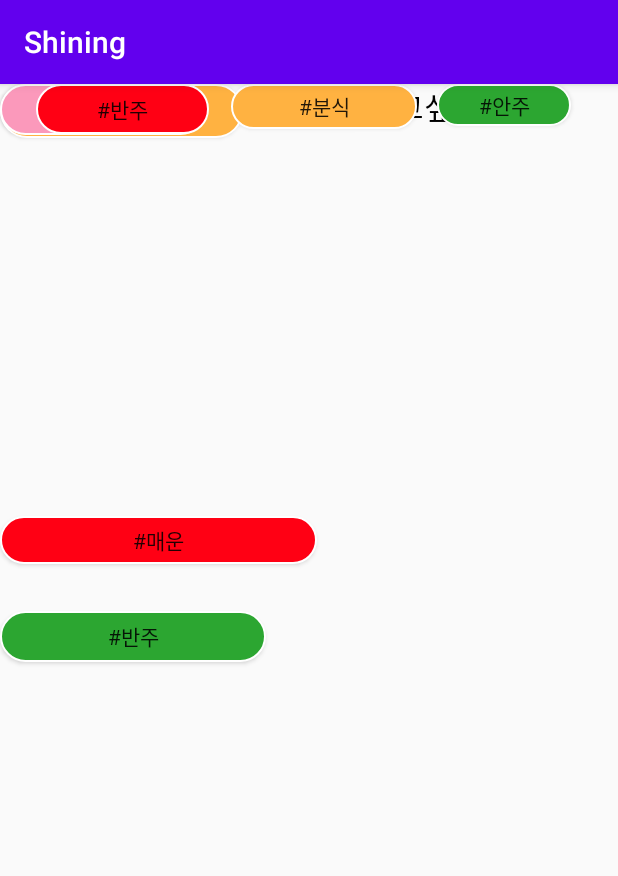
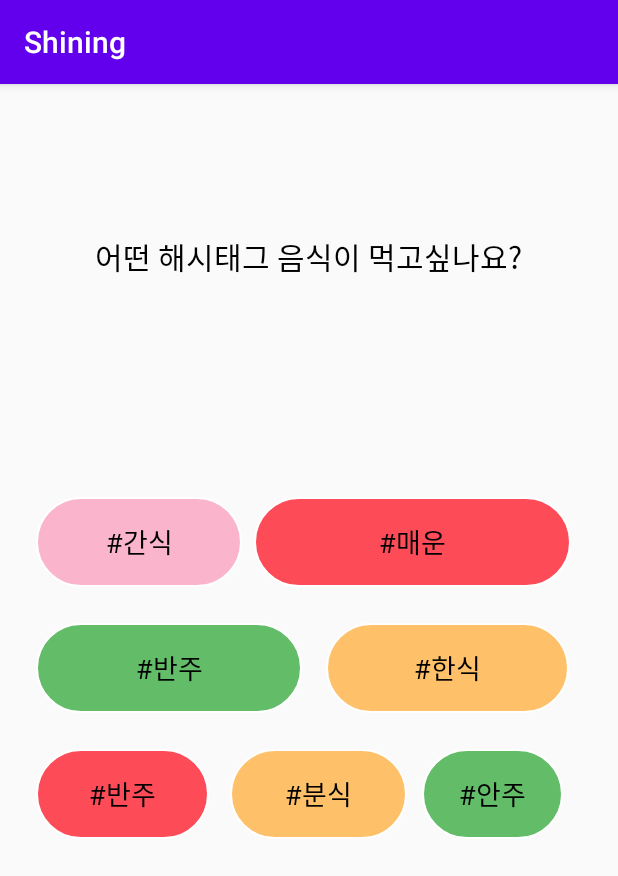
Before and after one commit to yoonkyoungchoi/Churp, an Android app: the MainMenuActivity screen opened directly, with no data from a screen before it, on a phone screen of 412 x 824 dp. Shown: the top 876 px of the screen. Run offline under Robolectric (Android 15) with nearby library versions, the phone set to English and light mode, and no system bars.

Commit message:
main menu design modify (#3)

```diff
--- a/app/src/main/java/kr/hs/emirim/julianneyi/shining/MainActivity.java
+++ b/app/src/main/java/kr/hs/emirim/julianneyi/shining/MainActivity.java
@@ -33,7 +33,7 @@ public class MainActivity extends AppCompatActivity implements View.OnClickListe
         Intent intent = null;
         switch (v.getId()) {
             case R.id.choicebtn :
-                intent = new Intent(this, ChoicePeopleActivity.class);
+                intent = new Intent(this, MainMenuActivity.class);
                 startActivity(intent);
         }
     }
--- a/app/src/main/res/drawable-v24/button_round_green.xml
+++ b/app/src/main/res/drawable-v24/button_round_green.xml
@@ -2,7 +2,7 @@
 <shape xmlns:android="http://schemas.android.com/apk/res/android"
 android:padding="10dp"
 android:shape="rectangle" >
-<solid android:color="#2CA631" />
+<solid android:color="#B92CA631" />
 <corners
     android:bottomLeftRadius="100dp"
     android:bottomRightRadius="100dp"
--- a/app/src/main/res/drawable-v24/button_round_pink.xml
+++ b/app/src/main/res/drawable-v24/button_round_pink.xml
@@ -2,7 +2,7 @@
 <shape xmlns:android="http://schemas.android.com/apk/res/android"
 android:padding="10dp"
 android:shape="rectangle" >
-<solid android:color="#FB99BB" />
+<solid android:color="#B2FB99BB" />
 <corners
     android:bottomLeftRadius="100dp"
     android:bottomRightRadius="100dp"
--- a/app/src/main/res/drawable-v24/button_round_red.xml
+++ b/app/src/main/res/drawable-v24/button_round_red.xml
@@ -2,7 +2,7 @@
 <shape xmlns:android="http://schemas.android.com/apk/res/android"
 android:padding="10dp"
 android:shape="rectangle" >
-<solid android:color="#FF0014" />
+<solid android:color="#B2FF0014" />
 <corners
     android:bottomLeftRadius="100dp"
     android:bottomRightRadius="100dp"
--- a/app/src/main/res/drawable/button_round_orange.xml
+++ b/app/src/main/res/drawable/button_round_orange.xml
@@ -2,7 +2,7 @@
 <shape xmlns:android="http://schemas.android.com/apk/res/android"
 android:padding="10dp"
 android:shape="rectangle" >
-<solid android:color="#FFB241" />
+<solid android:color="#C8FFB241" />
 <corners
     android:bottomLeftRadius="100dp"
     android:bottomRightRadius="100dp"
--- a/app/src/main/res/layout/activity_mainmenu.xml
+++ b/app/src/main/res/layout/activity_mainmenu.xml
@@ -9,87 +9,113 @@
     <Button
         android:id="@+id/한식"
         android:layout_width="162dp"
-        android:layout_height="36dp"
+        android:layout_height="60dp"
+        android:layout_marginStart="16dp"
+        android:layout_marginLeft="16dp"
+        android:layout_marginTop="24dp"
         android:background="@drawable/button_round_orange"
         android:fontFamily="@font/maruburiregular"
         android:text="#한식"
-        tools:layout_editor_absoluteX="217dp"
-        tools:layout_editor_absoluteY="335dp" />
+        android:textColor="#000000"
+        android:textSize="18sp"
+        app:layout_constraintStart_toEndOf="@+id/반주"
+        app:layout_constraintTop_toBottomOf="@+id/매운" />
 
     <Button
         android:id="@+id/분식"
-        android:layout_width="124dp"
-        android:layout_height="30dp"
+        android:layout_width="118dp"
+        android:layout_height="60dp"
+        android:layout_marginStart="14dp"
+        android:layout_marginLeft="14dp"
+        android:layout_marginTop="24dp"
         android:background="@drawable/button_round_orange"
         android:fontFamily="@font/maruburiregular"
         android:text="#분식"
-        app:layout_constraintEnd_toEndOf="parent"
-        app:layout_constraintHorizontal_bias="0.534"
-        app:layout_constraintStart_toStartOf="parent"
-        tools:layout_editor_absoluteY="400dp" />
+        android:textColor="#000000"
+        android:textSize="18sp"
+        app:layout_constraintStart_toEndOf="@+id/해장"
+        app:layout_constraintTop_toBottomOf="@+id/반주" />
 
     <Button
         android:id="@+id/매운"
         android:layout_width="211dp"
-        android:layout_height="32dp"
+        android:layout_height="60dp"
+        android:layout_marginStart="8dp"
+        android:layout_marginLeft="8dp"
+        android:layout_marginTop="145dp"
         android:background="@drawable/button_round_red"
         android:fontFamily="@font/maruburiregular"
         android:text="#매운"
-        app:layout_constraintBottom_toBottomOf="parent"
-        app:layout_constraintTop_toTopOf="parent"
-        app:layout_constraintVertical_bias="0.391"
-        tools:layout_editor_absoluteX="169dp" />
+        android:textColor="#000000"
+        android:textSize="18sp"
+        app:layout_constraintStart_toEndOf="@+id/간식"
+        app:layout_constraintTop_toBottomOf="@+id/what" />
 
     <Button
         android:id="@+id/안주"
-        android:layout_width="89dp"
-        android:layout_height="28dp"
+        android:layout_width="94dp"
+        android:layout_height="60dp"
+        android:layout_marginStart="10dp"
+        android:layout_marginLeft="10dp"
+        android:layout_marginTop="24dp"
         android:background="@drawable/button_round_green"
         android:fontFamily="@font/maruburiregular"
         android:text="#안주"
-        app:layout_constraintEnd_toEndOf="parent"
-        app:layout_constraintHorizontal_bias="0.903"
-        app:layout_constraintStart_toStartOf="parent"
-        tools:layout_editor_absoluteY="400dp" />
+        android:textColor="#000000"
+        android:textSize="18sp"
+        app:layout_constraintStart_toEndOf="@+id/분식"
+        app:layout_constraintTop_toBottomOf="@+id/한식" />
 
     <Button
         android:id="@+id/간식"
         android:layout_width="137dp"
-        android:layout_height="34dp"
+        android:layout_height="60dp"
+        android:layout_marginStart="24dp"
+        android:layout_marginLeft="24dp"
+        android:layout_marginTop="145dp"
         android:background="@drawable/button_round_pink"
         android:fontFamily="@font/maruburiregular"
         android:text="#간식"
-        tools:layout_editor_absoluteX="24dp"
-        tools:layout_editor_absoluteY="272dp" />
+        android:textColor="#000000"
+        android:textSize="18sp"
+        app:layout_constraintStart_toStartOf="parent"
+        app:layout_constraintTop_toBottomOf="@+id/what" />
 
     <Button
         android:id="@+id/반주"
         android:layout_width="177dp"
-        android:layout_height="34dp"
+        android:layout_height="60dp"
+        android:layout_marginStart="24dp"
+        android:layout_marginLeft="24dp"
+        android:layout_marginTop="24dp"
         android:background="@drawable/button_round_green"
         android:fontFamily="@font/maruburiregular"
         android:text="#반주"
-        app:layout_constraintBottom_toBottomOf="parent"
-        app:layout_constraintTop_toTopOf="parent"
-        app:layout_constraintVertical_bias="0.479"
-        tools:layout_editor_absoluteX="24dp" />
+        android:textColor="#000000"
+        android:textSize="18sp"
+        app:layout_constraintStart_toStartOf="parent"
+        app:layout_constraintTop_toBottomOf="@+id/간식" />
 
     <Button
         android:id="@+id/해장"
         android:layout_width="115dp"
-        android:layout_height="33dp"
+        android:layout_height="60dp"
         android:layout_marginStart="24dp"
         android:layout_marginLeft="24dp"
+        android:layout_marginTop="24dp"
         android:background="@drawable/button_round_red"
         android:fontFamily="@font/maruburiregular"
         android:text="#반주"
+        android:textColor="#000000"
+        android:textSize="18sp"
         app:layout_constraintStart_toStartOf="parent"
-        tools:layout_editor_absoluteY="400dp" />
+        app:layout_constraintTop_toBottomOf="@+id/반주" />
 
     <TextView
         android:id="@+id/what"
         android:layout_width="wrap_content"
         android:layout_height="wrap_content"
+        android:layout_marginTop="100dp"
         android:fontFamily="@font/maruburiregular"
         android:gravity="center"
         android:text="어떤 해시태그 음식이 먹고싶나요?"
@@ -98,7 +124,7 @@
         app:layout_constraintEnd_toEndOf="parent"
         app:layout_constraintHorizontal_bias="0.495"
         app:layout_constraintStart_toStartOf="parent"
-        tools:layout_editor_absoluteY="146dp" />
+        app:layout_constraintTop_toTopOf="parent" />
 
 
 </androidx.constraintlayout.widget.ConstraintLayout>
```
